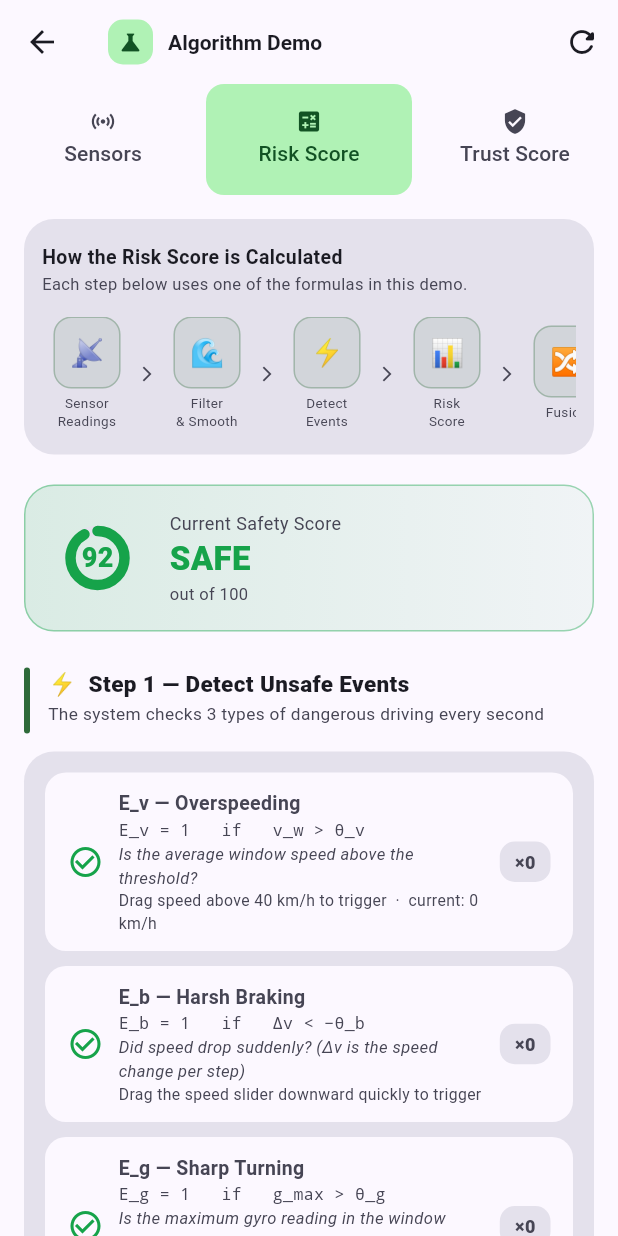
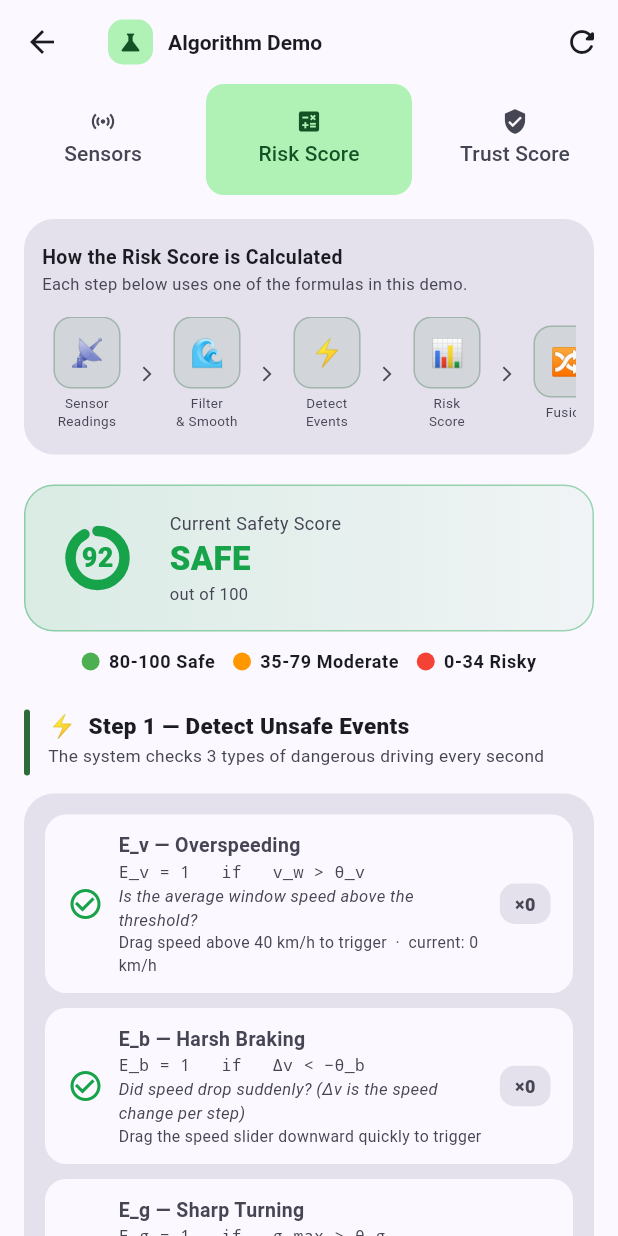
Before and after one commit to ashdejesus/saferide, a Flutter app: the AlgoDemoScreen screen opened directly, tab 2 chosen, on a phone screen of 412 x 824 dp. Run offline on Flutter 3.47's test engine with Material 3 defaults, Android fonts, the phone set to English and light mode, and no system bars; our stand-ins replace cloud_firestore, connectivity_plus, firebase_auth, firebase_core, firebase_messaging, flutter_map and 6 more; accounts and stored records are empty; project files that could hold a hidden picture were left out.

Commit message:
feat: add AlgoDemoScreen for live sensor-based risk calculation and include descriptive legend print statements in demo_algorithm.dart

```diff
--- a/demo_algorithm.dart
+++ b/demo_algorithm.dart
@@ -143,6 +143,7 @@ void main() {
     contextualAdjustment: thresholds.getContextualAdjustment(),
   );
   print('Calculated Sensor Risk Score (R_sens): ${sensorRisk.toStringAsFixed(4)}');
+  print('   (Legend: 0.0 to 0.20 = Low Risk | 0.21 to 0.65 = Moderate Risk | 0.66 to 1.0 = High Risk)');
 
   // ---------------------------------------------------------
   // 6. PASSENGER CROWDSOURCING (R_rep)
@@ -158,7 +159,8 @@ void main() {
     stdout.write('  Enter Passenger Rating (1=Safe to 5=Dangerous): ');
     final rating = int.tryParse(stdin.readLineSync() ?? '1') ?? 1;
 
-    stdout.write('  Enter Passenger Trust Score (0.0 to 1.0): ');
+    stdout.write('  Enter Passenger Trust Score (0.0 to 1.0)\n');
+    stdout.write('  [0.8-1.0: Highly Trusted | 0.6-0.79: Trusted | 0.4-0.59: Moderate | 0.0-0.39: Building]: ');
     final trust = double.tryParse(stdin.readLineSync() ?? '0.8') ?? 0.8;
 
     final reports = [PassengerReport(riskRating: rating, trust: trust, timestamp: DateTime.now())];
@@ -206,6 +208,7 @@ void main() {
 
   final safetyScore = computeSafetyScore(tripRisk);
   print('\n>> FINAL TRANSLATED SAFETY SCORE: $safetyScore / 100 <<');
+  print('   (Legend: 80-100 = Safe | 35-79 = Moderate | 0-34 = Risky)');
 
   print('\n======================================================');
   print('                    DEMO COMPLETE                     ');
--- a/lib/screens/algo_demo_screen.dart
+++ b/lib/screens/algo_demo_screen.dart
@@ -413,6 +413,14 @@ class _AlgoDemoScreenState extends State<AlgoDemoScreen>
 
         // Current safety score banner
         _ScoreBanner(score: _safetyScore, label: 'Current Safety Score', cs: cs),
+        const SizedBox(height: 12),
+        _ScoreLegend(
+          items: const [
+            (color: Colors.green, label: '80-100 Safe'),
+            (color: Colors.orange, label: '35-79 Moderate'),
+            (color: Colors.red, label: '0-34 Risky'),
+          ],
+        ),
         const SizedBox(height: 24),
 
         // Event detection
@@ -574,6 +582,15 @@ class _AlgoDemoScreenState extends State<AlgoDemoScreen>
         const SizedBox(height: 20),
 
         _ScoreBanner(score: (_overallTrust * 100).round(), label: 'Current Passenger Trust', cs: cs),
+        const SizedBox(height: 12),
+        _ScoreLegend(
+          items: const [
+            (color: Colors.green, label: '80-100 Highly Trusted'),
+            (color: Colors.orange, label: '60-79 Trusted'),
+            (color: Colors.amber, label: '40-59 Moderate'),
+            (color: Colors.red, label: '0-39 New/Building'),
+          ],
+        ),
         const SizedBox(height: 24),
 
         // Frequency
@@ -1817,3 +1834,40 @@ class _LegendDot extends StatelessWidget {
         ]),
       ]);
 }
+
+class _ScoreLegend extends StatelessWidget {
+  const _ScoreLegend({required this.items});
+
+  final List<({Color color, String label})> items;
+
+  @override
+  Widget build(BuildContext context) {
+    return Wrap(
+      spacing: 12,
+      runSpacing: 8,
+      alignment: WrapAlignment.center,
+      children: items.map((item) {
+        return Row(
+          mainAxisSize: MainAxisSize.min,
+          children: [
+            Container(
+              width: 12,
+              height: 12,
+              decoration: BoxDecoration(
+                color: item.color,
+                shape: BoxShape.circle,
+              ),
+            ),
+            const SizedBox(width: 6),
+            Text(
+              item.label,
+              style: Theme.of(context).textTheme.bodySmall?.copyWith(
+                fontWeight: FontWeight.w600,
+              ),
+            ),
+          ],
+        );
+      }).toList(),
+    );
+  }
+}
```
